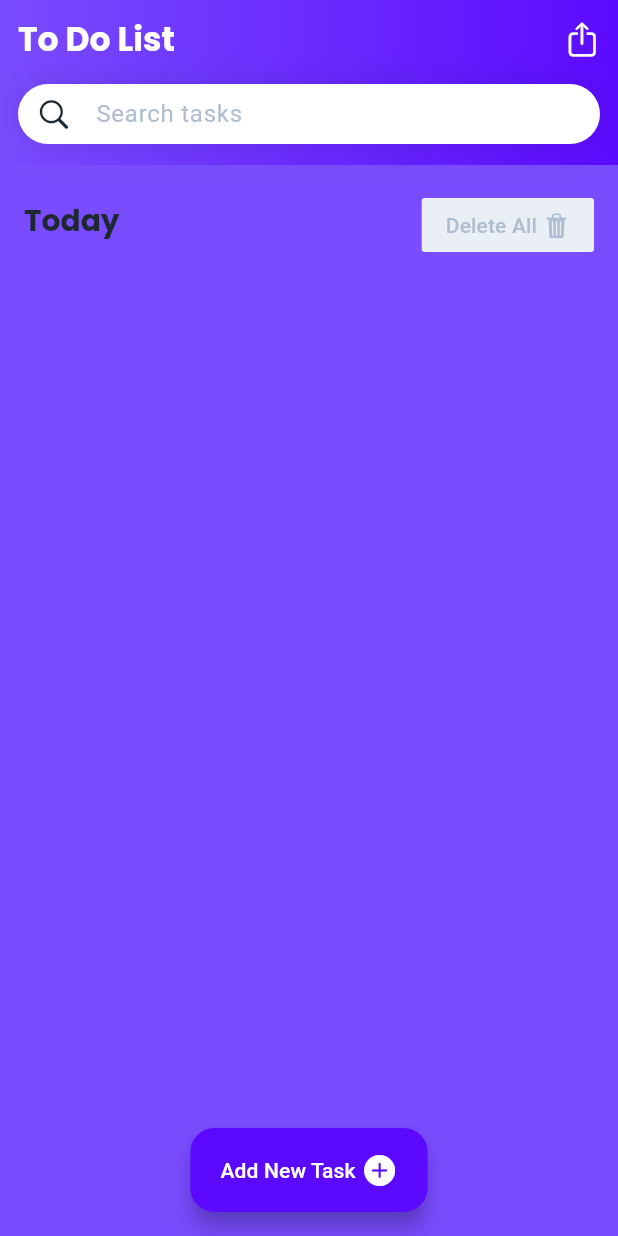
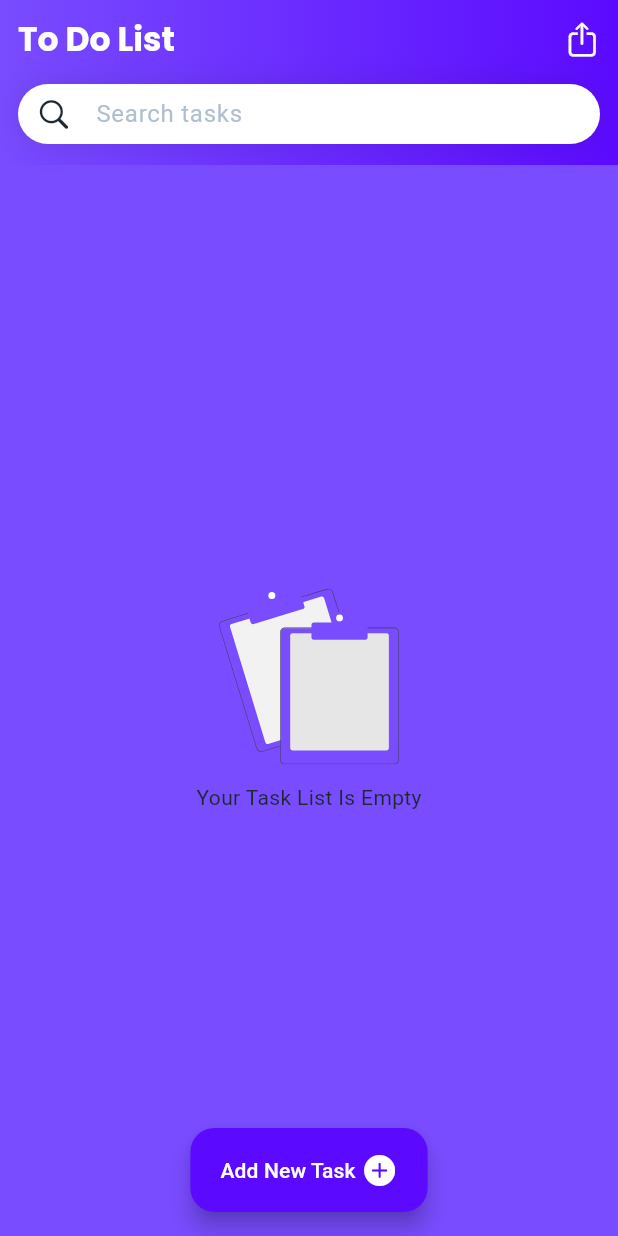
Before and after one commit to aminesmkhani/todo-apk, a Flutter app: the screen it shows after launch, on a phone screen of 412 x 824 dp. Run offline on Flutter 3.47's test engine with Material 3 defaults, Android fonts, the phone set to English and light mode, and no system bars; our stand-ins replace flutter_svg, google_fonts, hive_flutter; accounts and stored records are empty.

Commit message:
create new widget epmty state widget!

```diff
--- a/lib/main.dart
+++ b/lib/main.dart
@@ -1,6 +1,7 @@
 import 'package:flutter/cupertino.dart';
 import 'package:flutter/material.dart';
 import 'package:flutter/services.dart';
+import 'package:flutter_svg/flutter_svg.dart';
 import 'package:google_fonts/google_fonts.dart';
 import 'package:hive_flutter/hive_flutter.dart';
 import 'package:todolist/data.dart';
@@ -140,6 +141,7 @@ class HomeScreen extends StatelessWidget {
               child: ValueListenableBuilder<Box<TaskEntity>>(
                 valueListenable: box.listenable(),
                 builder: (context, box, child) {
+                  if (box.isNotEmpty) {
                     return ListView.builder(
                         padding: const EdgeInsets.fromLTRB(16, 16, 16, 100),
                         itemCount: box.values.length + 1,
@@ -195,12 +197,33 @@ class HomeScreen extends StatelessWidget {
                             return TaskItem(task: task);
                           }
                         });
+                  } else {
+                    return const EmptyState();
+                  }
                 },
               ),
             ),
           ],
         ),
       ),
+    );
+  }
+}
+
+class EmptyState extends StatelessWidget {
+  const EmptyState({super.key});
+
+  @override
+  Widget build(BuildContext context) {
+    return Column(
+      mainAxisAlignment: MainAxisAlignment.center,
+      children: [
+        SvgPicture.asset('assets/empty_state.svg',width: 120,),
+        const SizedBox(
+          height: 12,
+        ),
+        const Text('Your Task List Is Empty')
+      ],
     );
   }
 }
```
Lines whose indentation alone changed are shown as unchanged.
